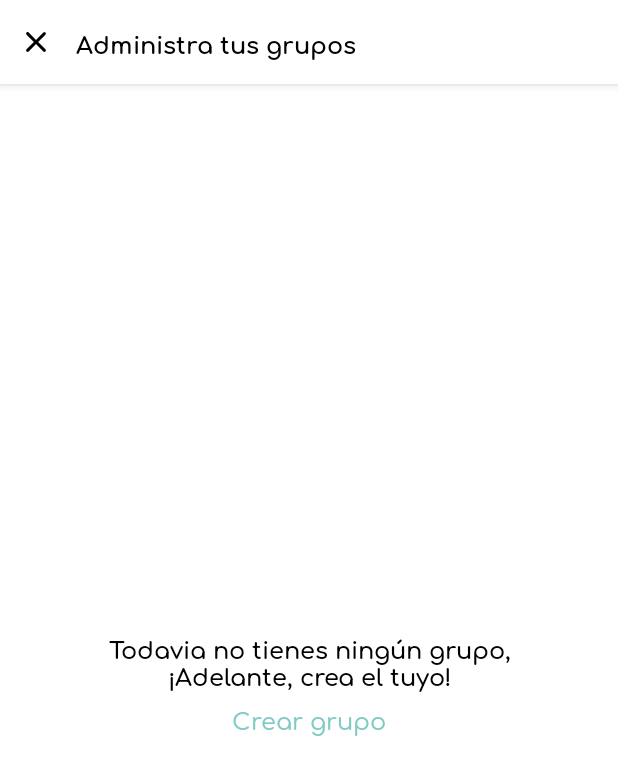
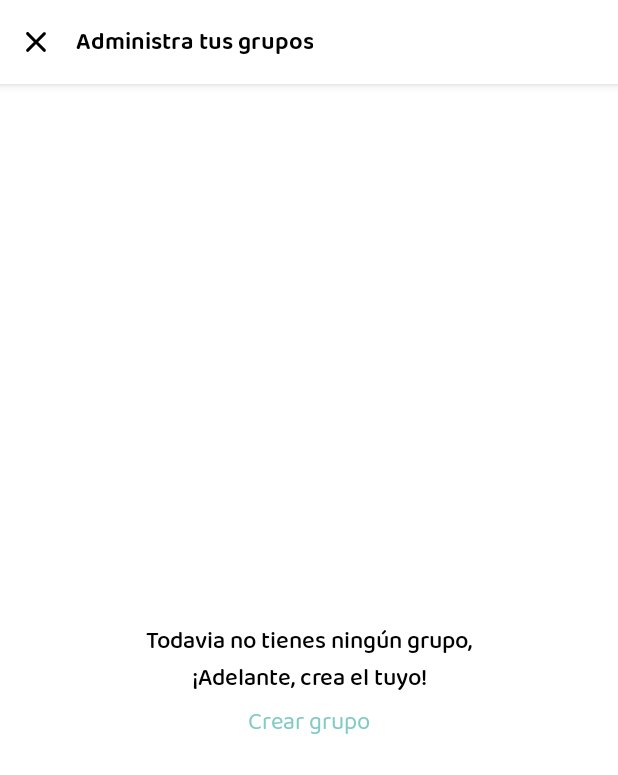
Before and after one commit to sergiplanestor/Aikver, an Android app: the ManageGroupsActivity screen opened directly, with no data from a screen before it, on a phone screen of 412 x 824 dp. Shown: the top 775 px of the screen. Run offline under Robolectric (Android 15) with nearby library versions, the phone set to English and light mode, and no system bars; our stand-ins replace Firebase (no records; nobody signed in at launch, a user with empty details on screens opened directly); pictures from the network do not load.

Commit message:
Font added

```diff
--- a/app/src/main/res/values/styles.xml
+++ b/app/src/main/res/values/styles.xml
@@ -8,7 +8,7 @@
         <item name="colorPrimary">@color/colorPrimary</item>
         <item name="colorPrimaryDark">@color/colorPrimaryDark</item>
         <item name="colorAccent">@color/colorAccent</item>
-        <item name="android:fontFamily">@font/comfortaa_medium</item>
+        <item name="android:fontFamily">@font/baloothambi2_regular</item>
         <item name="bottomSheetDialogTheme">@style/AppBottomSheetDialogTheme</item>
     </style>
 
@@ -16,7 +16,7 @@
         <item name="colorPrimary">@color/colorPrimary</item>
         <item name="colorPrimaryDark">@color/colorPrimaryDark</item>
         <item name="colorAccent">@color/colorAccent</item>
-        <item name="android:fontFamily">@font/comfortaa_medium</item>
+        <item name="android:fontFamily">@font/baloothambi2_regular</item>
         <item name="bottomSheetDialogTheme">@style/AppBottomSheetDialogTheme</item>
     </style>
 
@@ -24,7 +24,7 @@
         <item name="colorPrimary">@color/colorPrimary</item>
         <item name="colorPrimaryDark">@color/colorPrimaryDark</item>
         <item name="colorAccent">@color/colorAccent</item>
-        <item name="android:fontFamily">@font/comfortaa_medium</item>
+        <item name="android:fontFamily">@font/baloothambi2_regular</item>
         <item name="bottomSheetDialogTheme">@style/AppBottomSheetDialogTheme</item>
     </style>
 
@@ -43,21 +43,21 @@
     <!-- =========================================================================================== -->
 
     <style name="Text">
-        <item name="android:fontFamily">@font/comfortaa_medium</item>
+        <item name="android:fontFamily">@font/baloothambi2_regular</item>
         <item name="android:textColor">@android:color/black</item>
         <item name="android:textSize">16dp</item>
     </style>
 
     <style name="Text.Light">
-        <item name="android:fontFamily">@font/comfortaa_light</item>
+        <item name="android:fontFamily">@font/baloothambi2_regular</item>
     </style>
 
     <style name="Text.SemiBold">
-        <item name="android:fontFamily">@font/comfortaa_semibold</item>
+        <item name="android:fontFamily">@font/baloothambi2_medium</item>
     </style>
 
     <style name="Text.Bold">
-        <item name="android:fontFamily">@font/comfortaa_bold</item>
+        <item name="android:fontFamily">@font/baloothambi2_semibold</item>
     </style>
 
     <style name="Text.White">
@@ -65,7 +65,7 @@
     </style>
 
     <style name="Header">
-        <item name="android:fontFamily">@font/comfortaa_semibold</item>
+        <item name="android:fontFamily">@font/baloothambi2_medium</item>
         <item name="android:textColor">@android:color/black</item>
         <item name="android:textSize">25dp</item>
     </style>
@@ -95,7 +95,7 @@
     </style>
 
     <style name="CollapsingToolbarLayoutExpandedTextStyle" parent="ToolbarTheme">
-        <item name="android:fontFamily">@font/comfortaa_bold</item>
+        <item name="android:fontFamily">@font/baloothambi2_medium</item>
         <item name="android:textSize">26dp</item>
     </style>
 
```
Also changed, not shown: app/src/main/res/font/baloochettan2_semibold.ttf (deleted), app/src/main/res/font/baloothambi2_bold.ttf (added), app/src/main/res/font/baloothambi2_extrabold.ttf (added), app/src/main/res/font/baloothambi2_medium.ttf (added), app/src/main/res/font/baloothambi2_regular.ttf (added), app/src/main/res/font/baloothambi2_semibold.ttf (added).
